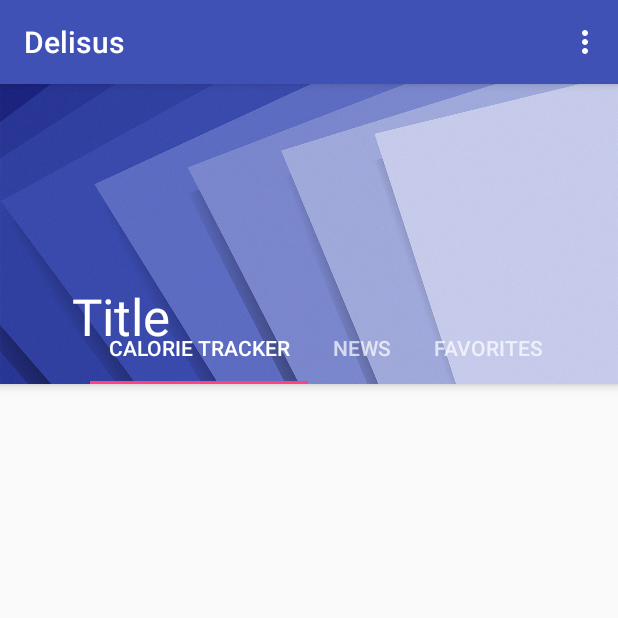
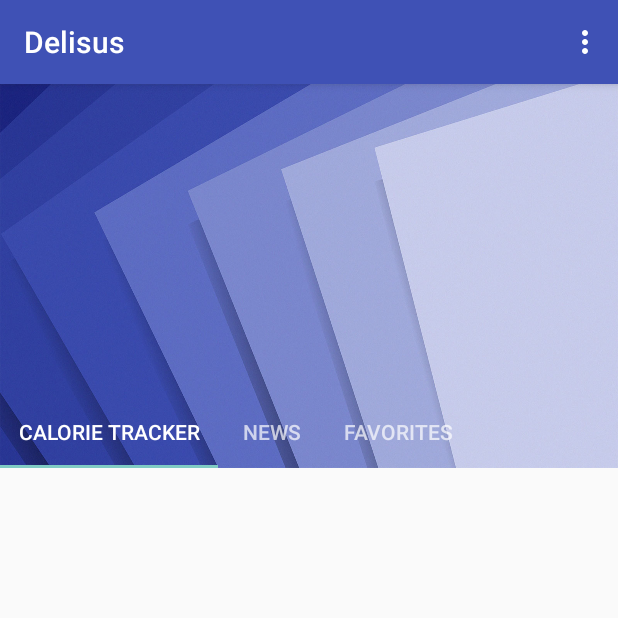
Before and after one commit to fullm3tal/delisus, an Android app: the HomeActivity screen opened directly, with no data from a screen before it, on a phone screen of 412 x 824 dp, the top half of it. Run offline under Robolectric (Android 15) with nearby library versions, the phone set to English and light mode, and no system bars; our stand-ins replace ButterKnife, Firebase (no records; nobody signed in at launch, a user with empty details on screens opened directly); libraries missing offline, so code that uses them is left out: me.relex.circleindicator.

Commit message:
CollapsingToolbarFix

```diff
--- a/app/src/main/java/com/example/dakaku/delisus/frags/TrackerFragment.java
+++ b/app/src/main/java/com/example/dakaku/delisus/frags/TrackerFragment.java
@@ -16,6 +16,10 @@ import com.example.dakaku.delisus.R;
 
 public class TrackerFragment extends Fragment {
 
+    public TrackerFragment(){
+
+    }
+
     private static final String TAG = "TrackerFragment";
 
     @Nullable
@@ -23,8 +27,6 @@ public class TrackerFragment extends Fragment {
     public View onCreateView(LayoutInflater inflater, @Nullable ViewGroup container, @Nullable Bundle savedInstanceState) {
        View view=inflater.inflate(R.layout.tracker_fragment,container,false);
 
-
-
         return view;
 
     }
--- a/app/src/main/res/layout/activity_home.xml
+++ b/app/src/main/res/layout/activity_home.xml
@@ -8,49 +8,41 @@
 
     <android.support.design.widget.AppBarLayout
         android:layout_width="match_parent"
-        android:layout_height="200dp"
-        android:theme="@style/ThemeOverlay.AppCompat.Dark.ActionBar">
+        android:layout_height="256dp"
+        android:theme="@style/Theme.AppCompat.NoActionBar">
 
         <android.support.design.widget.CollapsingToolbarLayout
             android:layout_width="match_parent"
             android:layout_height="match_parent"
-            app:layout_scrollFlags="exitUntilCollapsed"
+            android:background="@drawable/lucky3"
             app:contentScrim="@color/colorPrimary"
-            app:title="Title"
+            app:expandedTitleMarginEnd="64dp"
             app:expandedTitleMarginStart="48dp"
-            app:expandedTitleMarginEnd="64dp"
-            android:background="@drawable/lucky3">
+            android:fitsSystemWindows="true"
+            app:layout_scrollFlags="exitUntilCollapsed|scroll">
+
+            <android.support.v7.widget.Toolbar
+                android:id="@+id/toolbar"
+                android:layout_width="match_parent"
+                android:layout_height="?attr/actionBarSize"
+                app:layout_collapseMode="parallax"
+                app:popupTheme="@style/ThemeOverlay.AppCompat.Light" />
 
             <android.support.design.widget.TabLayout
+                android:id="@+id/tabsLayout_home"
                 android:layout_width="match_parent"
                 android:layout_height="wrap_content"
                 android:layout_gravity="bottom"
-                app:tabMode="scrollable"
-                app:tabContentStart="72dp"
-                android:id="@+id/tabsLayout_home" />
-
-            <android.support.v7.widget.Toolbar
-                android:layout_width="match_parent"
-                android:layout_height="?attr/actionBarSize"
-                app:layout_collapseMode="parallax"/>
+                app:tabMode="scrollable" />
 
         </android.support.design.widget.CollapsingToolbarLayout>
-
-        <android.support.v4.widget.NestedScrollView
-            android:layout_width="match_parent"
-            android:layout_height="wrap_content"
-            app:layout_behaviour="@string">
 
             <android.support.v4.view.ViewPager
                 android:id="@+id/viewPager_home"
                 android:layout_width="match_parent"
-                android:layout_height="match_parent" />
-
-
-        </android.support.v4.widget.NestedScrollView>
-
+                android:layout_height="match_parent"
+                app:layout_behavior="@string/appbar_scrolling_view_behavior"/>
 
     </android.support.design.widget.AppBarLayout>
 
-
 </android.support.design.widget.CoordinatorLayout>
```
Also changed, not shown: app/src/main/java/com/example/dakaku/delisus/ui/HomeActivity.java (+4 -4 lines), app/src/main/res/layout/tracker_fragment.xml (+26 -26 lines).
